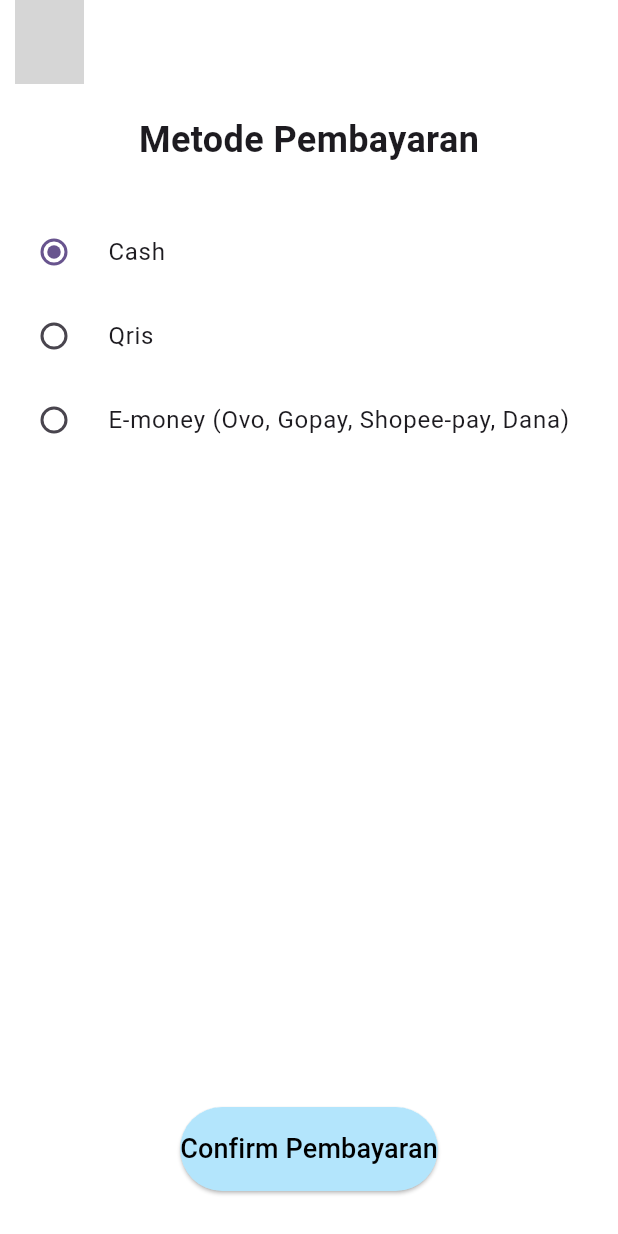
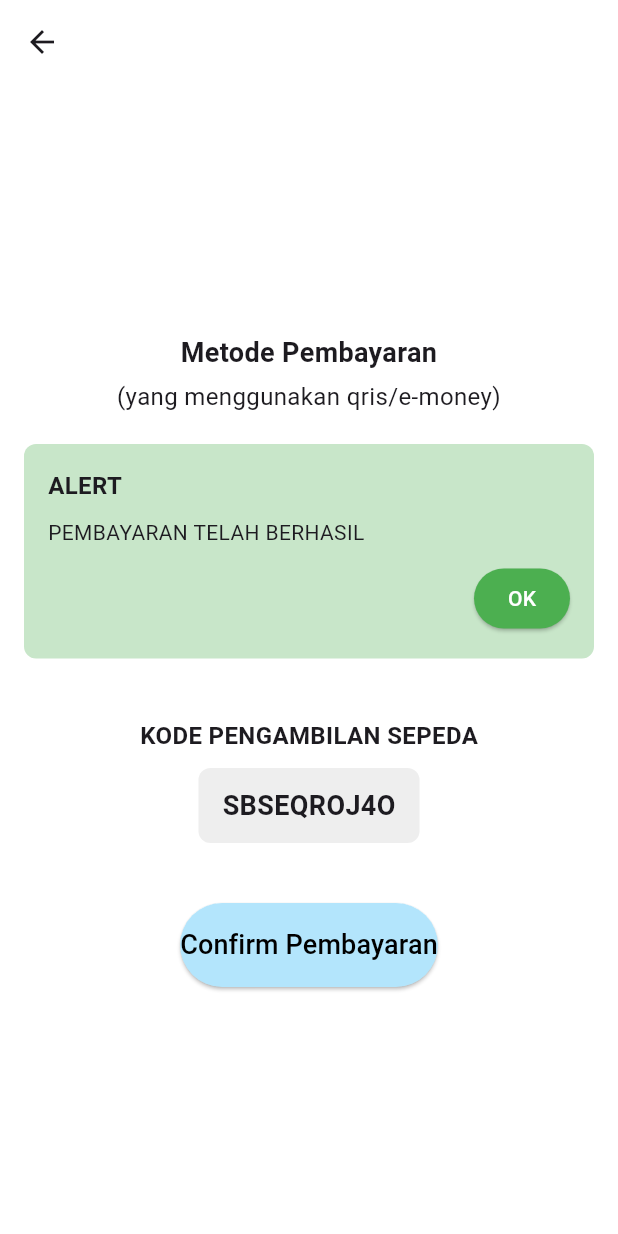
Before and after one commit to matthewae/RPLL-Tahura, a Flutter app: the screen it shows after launch, on a phone screen of 412 x 824 dp. Run offline on Flutter 3.47's test engine with Material 3 defaults, Android fonts, the phone set to English and light mode, and no system bars; grey boxes are pictures that could not be loaded.

Commit message:
epay & cashpay

```diff
--- a/lib/main.dart
+++ b/lib/main.dart
@@ -1,4 +1,6 @@
 import 'package:flutter/material.dart';
+import 'package:myapp/screens/cashpay_screen.dart';
+import 'package:myapp/screens/epay_screen.dart';
 import 'package:myapp/screens/main_screen.dart';
 import 'package:myapp/screens/profile_screen.dart';
 // import 'package:myapp/screens/awal_screen.dart';
@@ -24,7 +26,7 @@ class MyApp extends StatelessWidget {
         colorScheme: ColorScheme.fromSeed(seedColor: Colors.deepPurple),
         useMaterial3: true,
       ),
-      home: const MpembayaranScreen(), // Use ProfilePage here
+      home: const EpayScreen(), // Use ProfilePage here
     );
   }
 }
--- /dev/null
+++ b/lib/screens/epay_screen.dart
@@ -0,0 +1,149 @@
+import 'dart:math';
+import 'package:flutter/material.dart';
+
+class EpayScreen extends StatelessWidget {
+  const EpayScreen({Key? key}) : super(key: key);
+
+  // Function to generate a random code for the bike pickup
+  String generateRandomCode() {
+    final random = Random();
+    const characters = 'ABCDEFGHIJKLMNOPQRSTUVWXYZ0123456789';
+    return 'SBSE' +
+        List.generate(
+            6, (index) => characters[random.nextInt(characters.length)]).join();
+  }
+
+  @override
+  Widget build(BuildContext context) {
+    String generatedCode = generateRandomCode(); // Generate the code
+
+    return Scaffold(
+      backgroundColor: Colors.white, // Background white
+      appBar: AppBar(
+        backgroundColor: Colors.transparent,
+        elevation: 0,
+        leading: IconButton(
+          icon: const Icon(Icons.arrow_back),
+          onPressed: () {
+            Navigator.of(context).pop(); // Back button
+          },
+        ),
+      ),
+      body: Center( // Center the entire column inside the body
+        child: Padding(
+          padding: const EdgeInsets.all(16.0),
+          child: Column(
+            mainAxisAlignment: MainAxisAlignment.center, // Center content vertically
+            crossAxisAlignment: CrossAxisAlignment.center, // Center content horizontally
+            children: [
+              // Title with pyramid style
+              Column(
+                children: [
+                  const Text(
+                    'Metode Pembayaran',
+                    style: TextStyle(
+                      fontSize: 18,
+                      fontWeight: FontWeight.bold,
+                    ),
+                    textAlign: TextAlign.center,
+                  ),
+                  const SizedBox(height: 5), // Add space between the lines
+                  const Text(
+                    '(yang menggunakan qris/e-money)', // Update text here
+                    style: TextStyle(
+                      fontSize: 16,
+                      fontWeight: FontWeight.normal,
+                    ),
+                    textAlign: TextAlign.center,
+                  ),
+                ],
+              ),
+              const SizedBox(height: 20),
+
+              // Alert box
+              Container(
+                padding: const EdgeInsets.all(16),
+                decoration: BoxDecoration(
+                  color: Colors.green[100], // Green alert box
+                  borderRadius: BorderRadius.circular(8),
+                ),
+                child: Column(
+                  crossAxisAlignment: CrossAxisAlignment.start,
+                  children: [
+                    const Text(
+                      'ALERT',
+                      style: TextStyle(fontSize: 16, fontWeight: FontWeight.bold),
+                    ),
+                    const SizedBox(height: 10),
+                    const Text(
+                      'PEMBAYARAN TELAH BERHASIL',
+                      style: TextStyle(fontSize: 14),
+                    ),
+                    const SizedBox(height: 10),
+                    Align(
+                      alignment: Alignment.centerRight,
+                      child: ElevatedButton(
+                        onPressed: () {
+                          // Close alert action
+                          Navigator.of(context).pop();
+                        },
+                        style: ElevatedButton.styleFrom(
+                          backgroundColor: Colors.green,
+                          padding: const EdgeInsets.symmetric(horizontal: 20, vertical: 8),
+                        ),
+                        child: const Text(
+                          'OK',
+                          style: TextStyle(fontSize: 14, color: Colors.white),
+                        ),
+                      ),
+                    ),
+                  ],
+                ),
+              ),
+              const SizedBox(height: 40),
+
+              // Kode Pengambilan Sepeda (Generated)
+              const Text(
+                'KODE PENGAMBILAN SEPEDA',
+                style: TextStyle(fontSize: 16, fontWeight: FontWeight.bold),
+              ),
+              const SizedBox(height: 10),
+              Container(
+                padding: const EdgeInsets.symmetric(horizontal: 16, vertical: 12),
+                decoration: BoxDecoration(
+                  color: Colors.grey[200],
+                  borderRadius: BorderRadius.circular(8),
+                ),
+                child: Text(
+                  generatedCode, // Display the generated code
+                  style: const TextStyle(fontSize: 18, fontWeight: FontWeight.bold),
+                ),
+              ),
+              const SizedBox(height: 40), // Add space before the button
+
+              // Confirm Payment Button
+              ElevatedButton(
+                onPressed: () {
+                  // Action for confirm payment button
+                  ScaffoldMessenger.of(context).showSnackBar(
+                    SnackBar(
+                      content: Text('Pembayaran dengan QRIS/E-money dipilih'),
+                    ),
+                  );
+                },
+                style: ElevatedButton.styleFrom(
+                  backgroundColor: Colors.lightBlue[100],
+                  padding: const EdgeInsets.symmetric(vertical: 15),
+                ),
+                child: const Text(
+                  'Confirm Pembayaran',
+                  style: TextStyle(fontSize: 18, color: Colors.black),
+                ),
+              ),
+            ],
+          ),
+        ),
+      ),
+    );
+  }
+}
```
Also changed, not shown: lib/screens/cashpay_screen.dart (added, +149 -0 lines).
